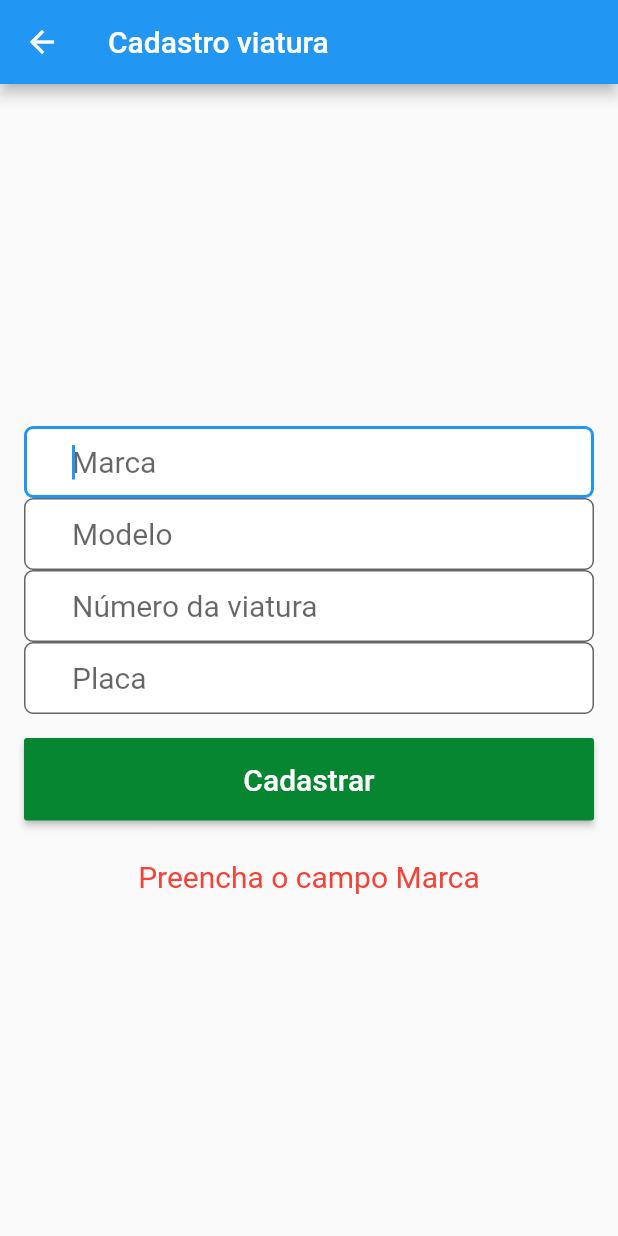
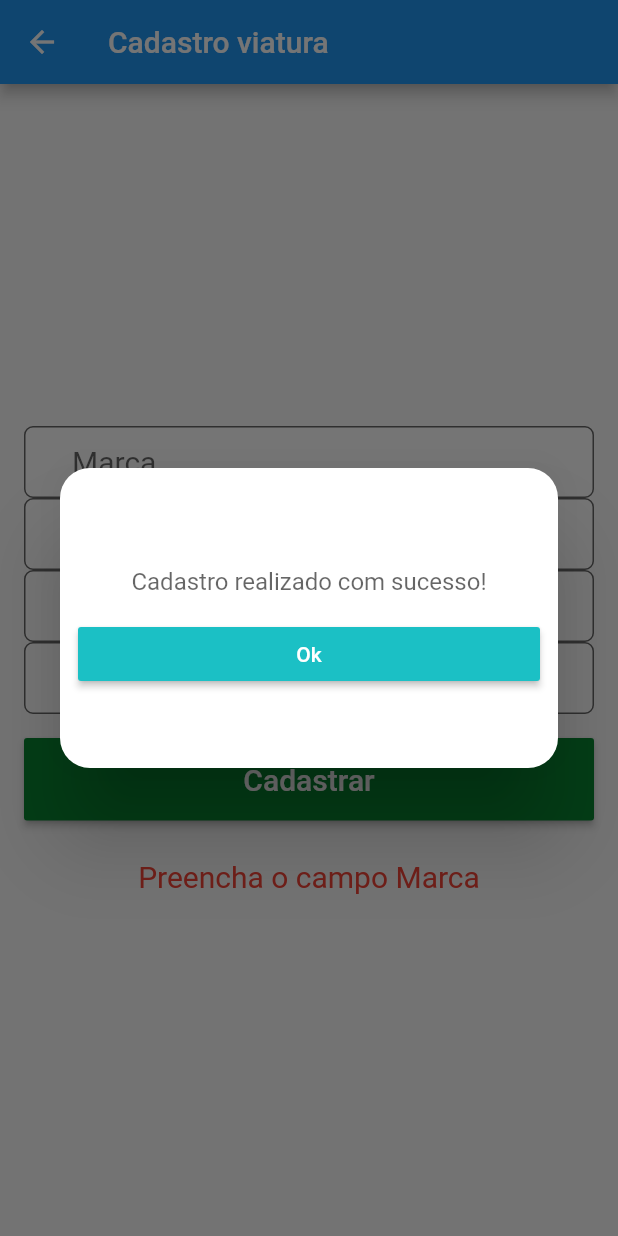
Before and after one commit to matheusneriss/aplicativo-boletim, a Flutter app: the CadastroViatura screen opened by its route, after a tap on "Cadastrar", on a phone screen of 412 x 824 dp. Run offline on Flutter 3.47's test engine with Material 2 defaults, Android fonts, the phone set to English and light mode, and no system bars; our stand-ins replace cloud_firestore, firebase_auth, firebase_core, firebase_storage, image_picker, mask_text_input_formatter; accounts and stored records are empty.

```diff
--- a/lib/telas/CadastroViatura.dart
+++ b/lib/telas/CadastroViatura.dart
@@ -153,6 +153,47 @@ class _CadastroViaturaState extends State<CadastroViatura> {
                     padding: EdgeInsets.fromLTRB(32, 16, 32, 16),
                     onPressed: () {
                      _validarCampos();
+                     showDialog(
+                         context: context,
+                         builder: (BuildContext context) {
+                           return Dialog(
+                             shape: RoundedRectangleBorder(
+                                 borderRadius:
+                                 BorderRadius.circular(20.0)), //this right here
+                             child: Container(
+                               height: 200,
+                               child: Padding(
+                                 padding: const EdgeInsets.all(12.0),
+                                 child: Column(
+                                   mainAxisAlignment: MainAxisAlignment.center,
+                                   crossAxisAlignment: CrossAxisAlignment.start,
+                                   children: [
+                                     TextField(
+                                         textAlign: TextAlign.center,
+                                         decoration: InputDecoration(
+                                             border: InputBorder.none,
+                                             hintText: 'Cadastro realizado com sucesso!',
+                                         )
+                                     ),
+                                     SizedBox(
+                                       width: 320.0,
+                                       child: RaisedButton(
+                                         onPressed: () {
+                                           Navigator.of(context).pop();
+                                         },
+                                         child: Text(
+                                           "Ok",
+                                           style: TextStyle(color: Colors.white),
+                                         ),
+                                         color: const Color(0xFF1BC0C5),
+                                       ),
+                                     )
+                                   ],
+                                 ),
+                               ),
+                             ),
+                           );
+                         });
                     },
                   ),
                 ),
```
